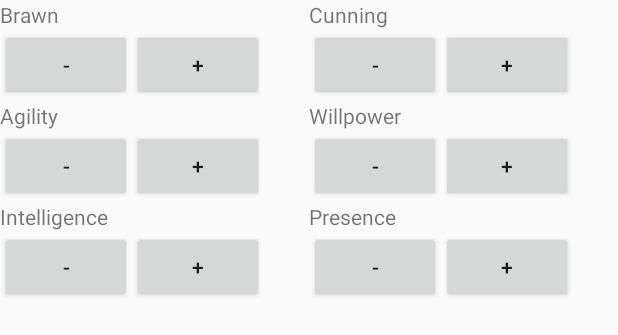
After one commit to JasterBen/SWFiches, an Android app: the layout dialog_edit_characteristic.xml on its own in the app's theme, with its tools: preview values and no code run, on a phone screen of 412 x 824 dp. The commit adds this screen. Shown: the top 335 px of the screen. Run offline under Robolectric (Android 15) with nearby library versions, the phone set to English and light mode, and no system bars.

Commit message:
beginning of updating characteristic

```diff
--- /dev/null
+++ b/app/src/main/java/com/example/hokan/swfiches/components/HorizontalNumberPicker.java
@@ -0,0 +1,103 @@
+package com.example.hokan.swfiches.components;
+
+import android.content.Context;
+import android.util.AttributeSet;
+import android.view.LayoutInflater;
+import android.view.View;
+import android.widget.Button;
+import android.widget.LinearLayout;
+import android.widget.TextView;
+
+import com.example.hokan.swfiches.R;
+
+/**
+ * Created by Ben on 19/04/2016.
+ */
+public class HorizontalNumberPicker extends LinearLayout implements View.OnClickListener {
+
+    private final static int MAXVALUE = 6;
+
+    private int minValue;
+    private int actualValue;
+
+    private Button minus;
+    private TextView value;
+    private Button plus;
+
+
+    public HorizontalNumberPicker(Context context) {
+        super(context);
+        init(context);
+    }
+
+    public HorizontalNumberPicker(Context context, AttributeSet attrs) {
+        super(context, attrs);
+        init(context);
+    }
+
+    public HorizontalNumberPicker(Context context, AttributeSet attrs, int defStyleAttr) {
+        super(context, attrs, defStyleAttr);
+        init(context);
+    }
+
+    private void init(Context context)
+    {
+        LayoutInflater inflater = (LayoutInflater) context.getSystemService(Context.LAYOUT_INFLATER_SERVICE);
+        View view = inflater.inflate(R.layout.horizontal_number_picker, null, false);
+        addView(view);
+    }
+
+    @Override
+    protected void onFinishInflate() {
+        super.onFinishInflate();
+        minus = (Button) findViewById(R.id.horizontal_number_picker_minus_button);
+        minus.setOnClickListener(this);
+
+        value = (TextView) findViewById(R.id.horizontal_number_picker_number_container);
+        //value.setText(actualValue);
+
+        plus = (Button) findViewById(R.id.horizontal_number_picker_plus_button);
+        plus.setOnClickListener(this);
+    }
+
+    public void setMinValue(int minValue) {
+        this.minValue = minValue;
+    }
+
+    public void setActualValue(int actualValue) {
+        this.actualValue = actualValue;
+        value.setText(actualValue);
+    }
+
+    @Override
+    public void onClick(View v) {
+
+        int id = v.getId();
+
+        if (id == R.id.horizontal_number_picker_minus_button)
+        {
+            actualValue--;
+
+            if (actualValue == minValue)
+                minus.setEnabled(true);
+
+            if (actualValue < MAXVALUE && !plus.isEnabled())
+                plus.setEnabled(true);
+
+            value.setText(actualValue);
+        }
+        if (id == R.id.horizontal_number_picker_plus_button)
+        {
+            actualValue++;
+
+            if (actualValue == MAXVALUE)
+                plus.setEnabled(false);
+
+            if (actualValue > minValue && !minus.isEnabled())
+                minus.setEnabled(true);
+
+            value.setText(actualValue);
+        }
+
+    }
+}
--- /dev/null
+++ b/app/src/main/res/layout/dialog_edit_characteristic.xml
@@ -0,0 +1,82 @@
+<?xml version="1.0" encoding="utf-8"?>
+<LinearLayout xmlns:android="http://schemas.android.com/apk/res/android"
+    android:orientation="horizontal" android:layout_width="match_parent"
+    android:layout_height="match_parent" android:weightSum="2">
+
+    <LinearLayout
+        android:orientation="vertical"
+        android:layout_width="match_parent"
+        android:layout_height="match_parent"
+        android:layout_weight="1">
+
+        <TextView
+            android:layout_width="wrap_content"
+            android:layout_height="wrap_content"
+            android:text="@string/dialog_brawn" />
+
+        <com.example.hokan.swfiches.components.HorizontalNumberPicker
+            android:id="@+id/dialog_edit_characteristic_brawn_picker"
+            android:layout_width="wrap_content"
+            android:layout_height="wrap_content" />
+
+        <TextView
+            android:layout_width="wrap_content"
+            android:layout_height="wrap_content"
+            android:text="@string/dialog_agility" />
+
+        <com.example.hokan.swfiches.components.HorizontalNumberPicker
+            android:id="@+id/dialog_edit_characteristic_agility_picker"
+            android:layout_width="wrap_content"
+            android:layout_height="wrap_content" />
+
+        <TextView
+            android:layout_width="wrap_content"
+            android:layout_height="wrap_content"
+            android:text="@string/dialog_intelligence" />
+
+        <com.example.hokan.swfiches.components.HorizontalNumberPicker
+            android:id="@+id/dialog_edit_characteristic_intelligence_picker"
+            android:layout_width="wrap_content"
+            android:layout_height="wrap_content" />
+
+    </LinearLayout>
+
+
+    <LinearLayout android:orientation="vertical"
+        android:layout_width="match_parent"
+        android:layout_height="match_parent"
+        android:layout_weight="1">
+
+        <TextView
+            android:layout_width="wrap_content"
+            android:layout_height="wrap_content"
+            android:text="@string/dialog_cunning" />
+
+        <com.example.hokan.swfiches.components.HorizontalNumberPicker
+            android:id="@+id/dialog_edit_characteristic_cunning_picker"
+            android:layout_width="wrap_content"
+            android:layout_height="wrap_content" />
+
+        <TextView
+            android:layout_width="wrap_content"
+            android:layout_height="wrap_content"
+            android:text="@string/dialog_willpower" />
+
+        <com.example.hokan.swfiches.components.HorizontalNumberPicker
+            android:id="@+id/dialog_edit_characteristic_willpower_picker"
+            android:layout_width="wrap_content"
+            android:layout_height="wrap_content" />
+
+        <TextView
+            android:layout_width="wrap_content"
+            android:layout_height="wrap_content"
+            android:text="@string/dialog_presence" />
+
+        <com.example.hokan.swfiches.components.HorizontalNumberPicker
+            android:id="@+id/dialog_edit_characteristic_presence_picker"
+            android:layout_width="wrap_content"
+            android:layout_height="wrap_content" />
+
+    </LinearLayout>
+
+</LinearLayout>
--- /dev/null
+++ b/app/src/main/res/layout/horizontal_number_picker.xml
@@ -0,0 +1,23 @@
+<?xml version="1.0" encoding="utf-8"?>
+<LinearLayout xmlns:android="http://schemas.android.com/apk/res/android"
+    android:orientation="horizontal" android:layout_width="match_parent"
+    android:layout_height="match_parent">
+
+    <Button
+        android:id="@+id/horizontal_number_picker_minus_button"
+        android:layout_width="wrap_content"
+        android:layout_height="wrap_content"
+        android:text="-"/>
+
+    <TextView
+        android:id="@+id/horizontal_number_picker_number_container"
+        android:layout_width="wrap_content"
+        android:layout_height="wrap_content" />
+
+    <Button
+        android:id="@+id/horizontal_number_picker_plus_button"
+        android:layout_width="wrap_content"
+        android:layout_height="wrap_content"
+        android:text="+"/>
+
+</LinearLayout>
--- /dev/null
+++ b/app/src/main/res/values/attrs.xml
@@ -0,0 +1,6 @@
+<?xml version="1.0" encoding="utf-8"?>
+<resources>
+    <declare-styleable name="HorizontalNumberPicker">
+        <attr name="default_value" format="integer"/>
+    </declare-styleable>
+</resources>
--- a/app/src/main/res/values/strings.xml
+++ b/app/src/main/res/values/strings.xml
@@ -41,6 +41,7 @@
     <string name="format_cunning">Cunning : %s</string>
     <string name="format_willpower">Willpower : %s</string>
     <string name="format_presence">Presence : %s</string>
+    <string name="dialog_charac_title">Characteristics</string>
     <string name="dialog_brawn">Brawn</string>
     <string name="dialog_agility">Agility</string>
     <string name="dialog_intelligence">Intelligence</string>
```
Also changed, not shown: app/src/main/java/com/example/hokan/swfiches/fragments/CharacteristicFragment.java (+65 -1 lines).
